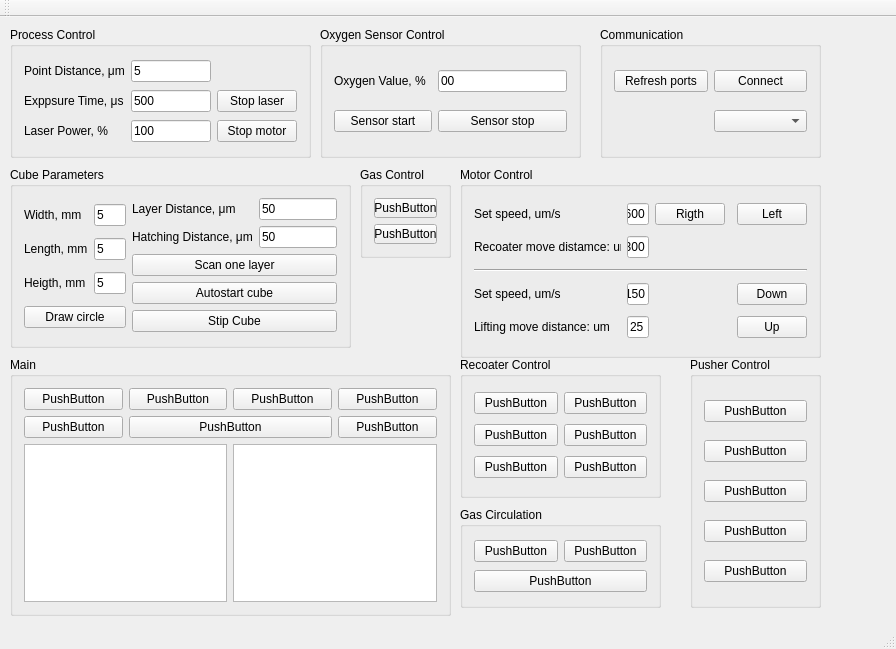
Before: the Qt Designer form Happy3D/mainwindow.ui in Anaga/Happy3D-Qt, drawn with Qt 5.
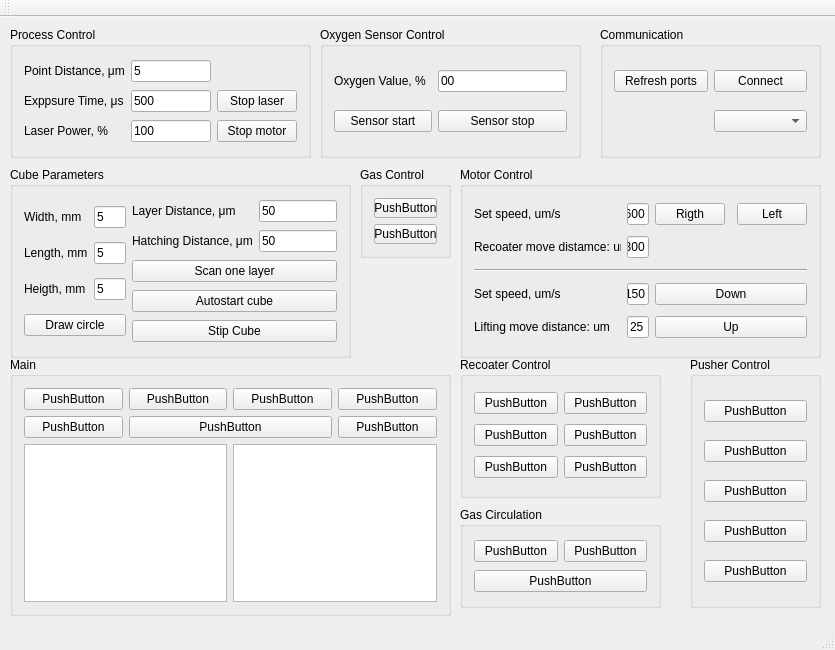
After: the same form once the commit is applied.

The edit to the form file:
```diff
--- a/Happy3D/mainwindow.ui
+++ b/Happy3D/mainwindow.ui
@@ -6,8 +6,8 @@
    <rect>
     <x>0</x>
     <y>0</y>
-    <width>896</width>
-    <height>649</height>
+    <width>835</width>
+    <height>650</height>
    </rect>
   </property>
   <property name="windowTitle">
@@ -188,7 +188,7 @@
       <x>10</x>
       <y>150</y>
       <width>341</width>
-      <height>181</height>
+      <height>191</height>
      </rect>
     </property>
     <property name="title">
@@ -365,20 +365,6 @@
        </property>
       </widget>
      </item>
-     <item row="3" column="5">
-      <widget class="QPushButton" name="pushButton_30">
-       <property name="text">
-        <string>Down</string>
-       </property>
-      </widget>
-     </item>
-     <item row="5" column="5">
-      <widget class="QPushButton" name="pushButton_29">
-       <property name="text">
-        <string>Up</string>
-       </property>
-      </widget>
-     </item>
      <item row="2" column="0" colspan="6">
       <widget class="Line" name="line">
        <property name="orientation">
@@ -407,6 +393,20 @@
        </property>
       </widget>
      </item>
+     <item row="3" column="3" colspan="3">
+      <widget class="QPushButton" name="pushButton_30">
+       <property name="text">
+        <string>Down</string>
+       </property>
+      </widget>
+     </item>
+     <item row="5" column="3" colspan="3">
+      <widget class="QPushButton" name="pushButton_29">
+       <property name="text">
+        <string>Up</string>
+       </property>
+      </widget>
+     </item>
     </layout>
    </widget>
    <widget class="QGroupBox" name="groupBox_GasControl">
```
Left out of the diff: 2 changed lines with no effect on the pictures.
